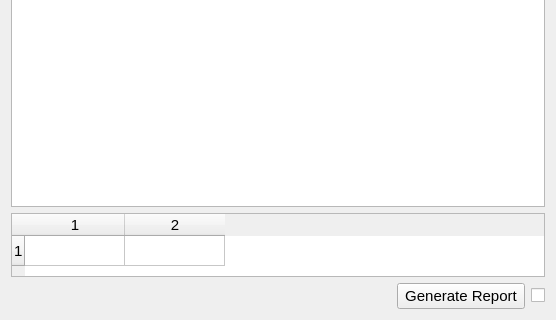
First picture: the form in estorecpp/pettycashsummary.ui, repository Watti/estorecpp, before the edit; both pictures show x 0 to 556 and y 166 to 486 of the 556 by 486 pixel window.
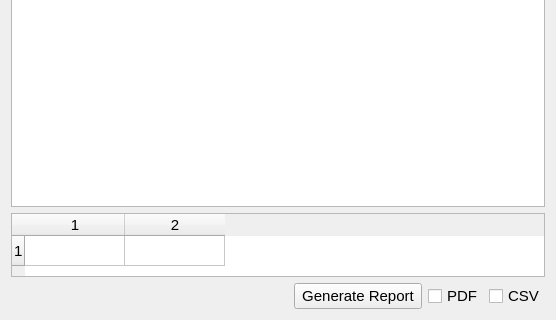
Second picture: the form after the edit. Icons and pictures are not drawn.

Commit message: pdf/csv check boxes added to reports

```diff
--- a/estorecpp/pettycashsummary.ui
+++ b/estorecpp/pettycashsummary.ui
@@ -183,13 +183,26 @@
       </widget>
      </item>
      <item>
-      <widget class="QCheckBox" name="checkBox">
+      <widget class="QCheckBox" name="pdf">
+       <property name="font">
+        <font>
+         <pointsize>11</pointsize>
+        </font>
+       </property>
        <property name="text">
-        <string/>
+        <string>PDF</string>
        </property>
-       <property name="icon">
-        <iconset>
-         <normaloff>icons/print.png</normaloff>icons/print.png</iconset>
+      </widget>
+     </item>
+     <item>
+      <widget class="QCheckBox" name="csv">
+       <property name="font">
+        <font>
+         <pointsize>11</pointsize>
+        </font>
+       </property>
+       <property name="text">
+        <string>CSV</string>
        </property>
       </widget>
      </item>
```
The commit also changes 12 other files.
